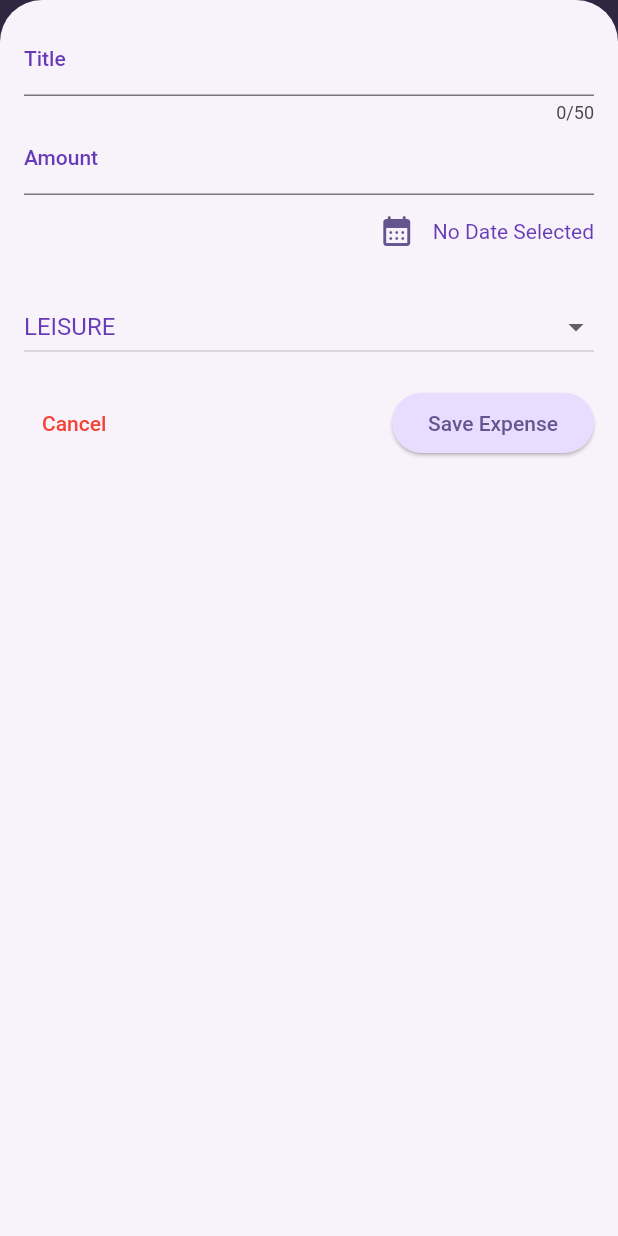
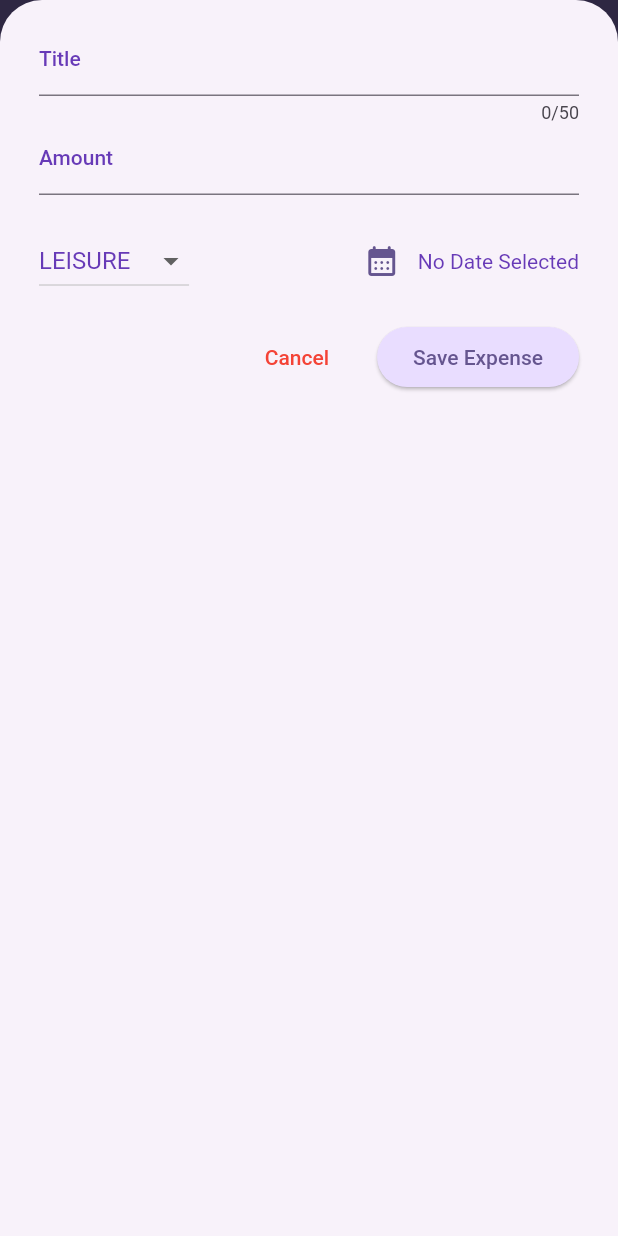
Before and after one commit to eacardenase/flutter-expense-tracker, a Flutter app: the screen it shows after launch, after a tap on the "add" icon, on a phone screen of 412 x 824 dp. Run offline on Flutter 3.47's test engine with Material 2 defaults, Android fonts, the phone set to English and light mode, and no system bars.

Commit message:
feat: finish landscape layout

```diff
--- a/lib/widgets/new_expense.dart
+++ b/lib/widgets/new_expense.dart
@@ -136,9 +136,9 @@ class _NewExpenseState extends State<NewExpense> {
           child: SingleChildScrollView(
             child: Padding(
               padding: EdgeInsets.fromLTRB(
+                26,
                 16,
-                16,
-                16,
+                26,
                 keyboardSpace + 16,
               ),
               child: Column(
@@ -213,9 +213,15 @@ class _NewExpenseState extends State<NewExpense> {
                         ),
                       ],
                     ),
+                  const SizedBox(
+                    height: 20,
+                  ),
                   Row(
                     children: [
                       if (maxWidth >= 600)
+                        Expanded(
+                          child: Row(
+                            children: [
                               DropdownButton(
                                 value: _selectedCategory,
                                 items: ExpenseCategory.values
@@ -238,11 +244,8 @@ class _NewExpenseState extends State<NewExpense> {
                                   _selectExpenseCategory(value);
                                 },
                               ),
-                      const SizedBox(
-                        width: 16,
-                      ),
-                      Expanded(
-                        child: Row(
+                              const Spacer(),
+                              Row(
                                 mainAxisAlignment: MainAxisAlignment.end,
                                 crossAxisAlignment: CrossAxisAlignment.center,
                                 children: [
@@ -260,14 +263,17 @@ class _NewExpenseState extends State<NewExpense> {
                                   ),
                                 ],
                               ),
-                      ),
                             ],
                           ),
-                  const SizedBox(
-                    height: 16,
-                  ),
+                        )
+                      else
+                        Expanded(
+                          child: Container(
+                            width: double.infinity,
+                            child: Row(
+                              mainAxisAlignment: MainAxisAlignment.spaceBetween,
+                              children: [
                                 DropdownButton(
-                    isExpanded: true,
                                   value: _selectedCategory,
                                   items: ExpenseCategory.values
                                       .map(
@@ -289,10 +295,35 @@ class _NewExpenseState extends State<NewExpense> {
                                     _selectExpenseCategory(value);
                                   },
                                 ),
+                                Row(
+                                  mainAxisAlignment: MainAxisAlignment.end,
+                                  crossAxisAlignment: CrossAxisAlignment.center,
+                                  children: [
+                                    IconButton(
+                                      onPressed: _presentDatePicker,
+                                      icon: const Icon(
+                                        Icons.calendar_month_rounded,
+                                      ),
+                                    ),
+                                    Text(
+                                      _formatedDate,
+                                      style: const TextStyle(
+                                        color: Colors.deepPurple,
+                                      ),
+                                    ),
+                                  ],
+                                ),
+                              ],
+                            ),
+                          ),
+                        )
+                    ],
+                  ),
                   const SizedBox(
                     height: 16,
                   ),
                   Row(
+                    mainAxisAlignment: MainAxisAlignment.end,
                     children: [
                       TextButton(
                         onPressed: _closeOverlay,
@@ -303,7 +334,9 @@ class _NewExpenseState extends State<NewExpense> {
                           'Cancel',
                         ),
                       ),
-                      const Spacer(),
+                      const SizedBox(
+                        width: 20,
+                      ),
                       ElevatedButton(
                         onPressed: _submitExpenseData,
                         child: const Text(
```
Lines whose indentation alone changed are shown as unchanged.
